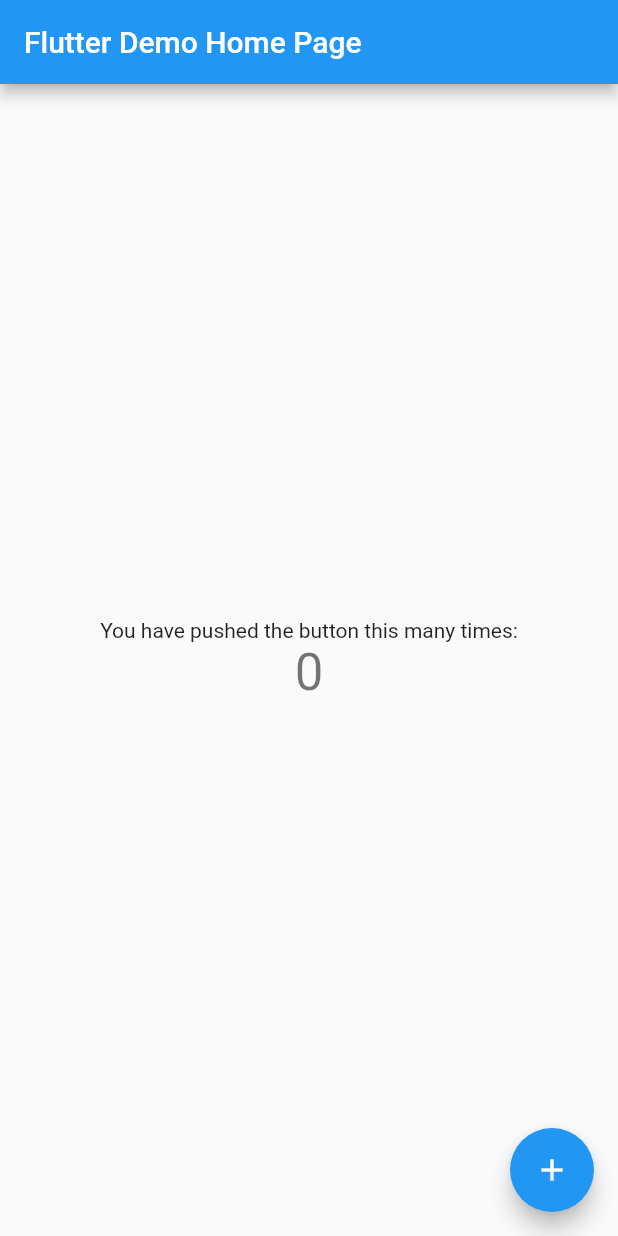
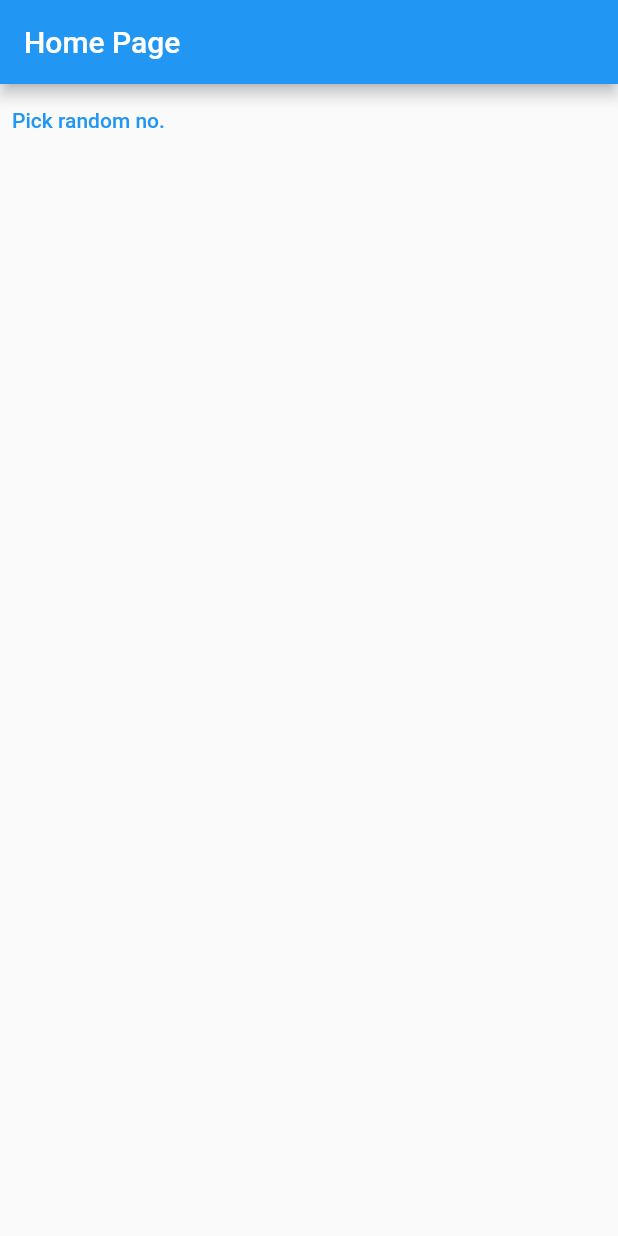
Before and after one commit to nishtha-dev/flutter_bloc_cubit, a Flutter app: the screen it shows after launch, on a phone screen of 412 x 824 dp. Run offline on Flutter 3.47's test engine with Material 2 defaults, Android fonts, the phone set to English and light mode, and no system bars; our stand-ins replace bloc.

```diff
--- a/lib/main.dart
+++ b/lib/main.dart
@@ -1,4 +1,6 @@
 import 'package:flutter/material.dart';
+import 'package:bloc/bloc.dart';
+import 'dart:math' as math show Random;
 
 void main() {
   runApp(const MyApp());
@@ -6,110 +8,94 @@ void main() {
 
 class MyApp extends StatelessWidget {
   const MyApp({super.key});
-
-  // This widget is the root of your application.
   @override
   Widget build(BuildContext context) {
     return MaterialApp(
       title: 'Flutter Demo',
       theme: ThemeData(
-        // This is the theme of your application.
-        //
-        // Try running your application with "flutter run". You'll see the
-        // application has a blue toolbar. Then, without quitting the app, try
-        // changing the primarySwatch below to Colors.green and then invoke
-        // "hot reload" (press "r" in the console where you ran "flutter run",
-        // or simply save your changes to "hot reload" in a Flutter IDE).
-        // Notice that the counter didn't reset back to zero; the application
-        // is not restarted.
         primarySwatch: Colors.blue,
       ),
-      home: const MyHomePage(title: 'Flutter Demo Home Page'),
+      home: const HomePage(),
     );
   }
 }
 
-class MyHomePage extends StatefulWidget {
-  const MyHomePage({super.key, required this.title});
+const names = ["Nicks", "Yash", "Foo", "Bar"];
 
-  // This widget is the home page of your application. It is stateful, meaning
-  // that it has a State object (defined below) that contains fields that affect
-  // how it looks.
+extension RandomElement<T> on Iterable<T> {
+  T getRandomElement() => elementAt(math.Random().nextInt(length));
+}
 
-  // This class is the configuration for the state. It holds the values (in this
-  // case the title) provided by the parent (in this case the App widget) and
-  // used by the build method of the State. Fields in a Widget subclass are
-  // always marked "final".
+class NamesCubit extends Cubit<String?> {
+  NamesCubit() : super(null);
 
-  final String title;
+  void pickRandomNo() => emit(names.getRandomElement());
 
   @override
-  State<MyHomePage> createState() => _MyHomePageState();
+  void onChange(Change<String?> change) {
+    // TODO: implement onChange
+    super.onChange(change);
+    print(change);
+  }
+
+  @override
+  void onError(Object error, StackTrace stackTrace) {
+    print("$error, $stackTrace");
+    super.onError(error, stackTrace);
+  }
 }
 
-class _MyHomePageState extends State<MyHomePage> {
-  int _counter = 0;
+class HomePage extends StatefulWidget {
+  const HomePage({Key? key}) : super(key: key);
 
-  void _incrementCounter() {
-    setState(() {
-      // This call to setState tells the Flutter framework that something has
-      // changed in this State, which causes it to rerun the build method below
-      // so that the display can reflect the updated values. If we changed
-      // _counter without calling setState(), then the build method would not be
-      // called again, and so nothing would appear to happen.
-      _counter++;
-    });
+  @override
+  State<HomePage> createState() => _HomePageState();
+}
+
+class _HomePageState extends State<HomePage> {
+  late final NamesCubit cubit;
+
+  @override
+  void initState() {
+    // TODO: implement initState
+    super.initState();
+    cubit = NamesCubit();
+  }
+
+  @override
+  void dispose() {
+    cubit.close();
+    super.dispose();
   }
 
   @override
   Widget build(BuildContext context) {
-    // This method is rerun every time setState is called, for instance as done
-    // by the _incrementCounter method above.
-    //
-    // The Flutter framework has been optimized to make rerunning build methods
-    // fast, so that you can just rebuild anything that needs updating rather
-    // than having to individually change instances of widgets.
     return Scaffold(
       appBar: AppBar(
-        // Here we take the value from the MyHomePage object that was created by
-        // the App.build method, and use it to set our appbar title.
-        title: Text(widget.title),
+        title: const Text('Home Page'),
       ),
-      body: Center(
-        // Center is a layout widget. It takes a single child and positions it
-        // in the middle of the parent.
-        child: Column(
-          // Column is also a layout widget. It takes a list of children and
-          // arranges them vertically. By default, it sizes itself to fit its
-          // children horizontally, and tries to be as tall as its parent.
-          //
-          // Invoke "debug painting" (press "p" in the console, choose the
-          // "Toggle Debug Paint" action from the Flutter Inspector in Android
-          // Studio, or the "Toggle Debug Paint" command in Visual Studio Code)
-          // to see the wireframe for each widget.
-          //
-          // Column has various properties to control how it sizes itself and
-          // how it positions its children. Here we use mainAxisAlignment to
-          // center the children vertically; the main axis here is the vertical
-          // axis because Columns are vertical (the cross axis would be
-          // horizontal).
-          mainAxisAlignment: MainAxisAlignment.center,
-          children: <Widget>[
-            const Text(
-              'You have pushed the button this many times:',
-            ),
-            Text(
-              '$_counter',
-              style: Theme.of(context).textTheme.headline4,
-            ),
-          ],
-        ),
-      ),
-      floatingActionButton: FloatingActionButton(
-        onPressed: _incrementCounter,
-        tooltip: 'Increment',
-        child: const Icon(Icons.add),
-      ), // This trailing comma makes auto-formatting nicer for build methods.
+      body: StreamBuilder<String?>(
+          stream: cubit.stream,
+          builder: (context, snapshot) {
+            final button = TextButton(
+                onPressed: () => cubit.pickRandomNo(),
+                child: const Text('Pick random no.'));
+
+            switch (snapshot.connectionState) {
+              case ConnectionState.none:
+                return button;
+
+              case ConnectionState.waiting:
+                return button;
+
+              case ConnectionState.active:
+                return Column(
+                  children: [Text(snapshot.data ?? " "), button],
+                );
+              case ConnectionState.done:
+                return const SizedBox();
+            }
+          }),
     );
   }
 }
```
